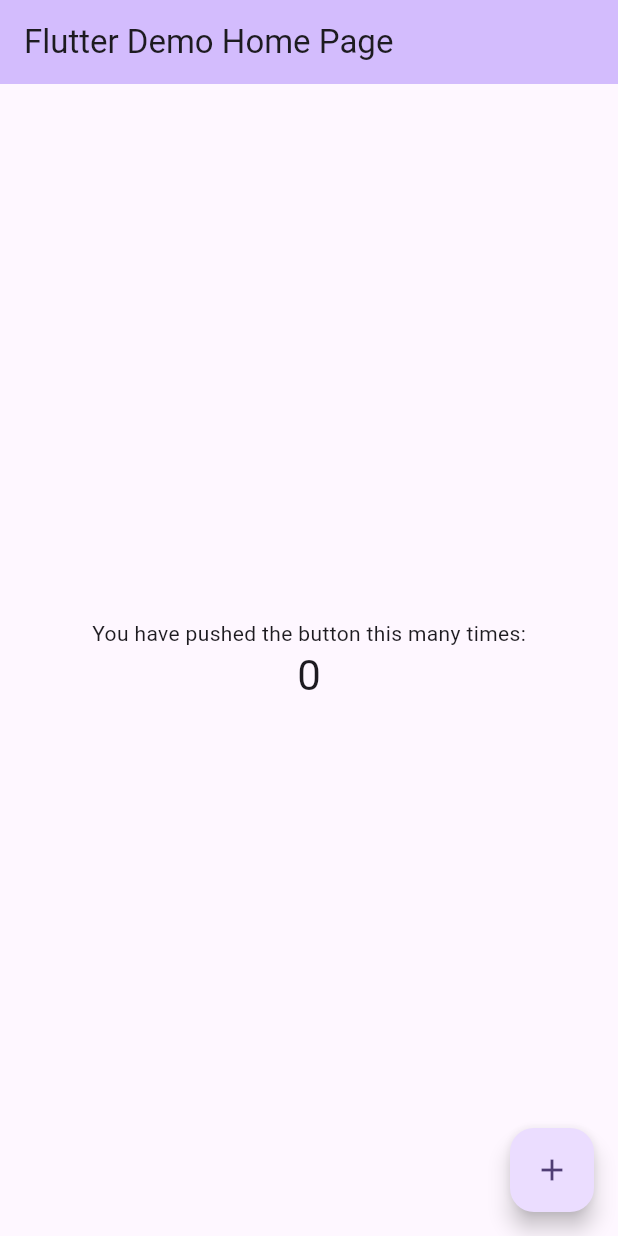
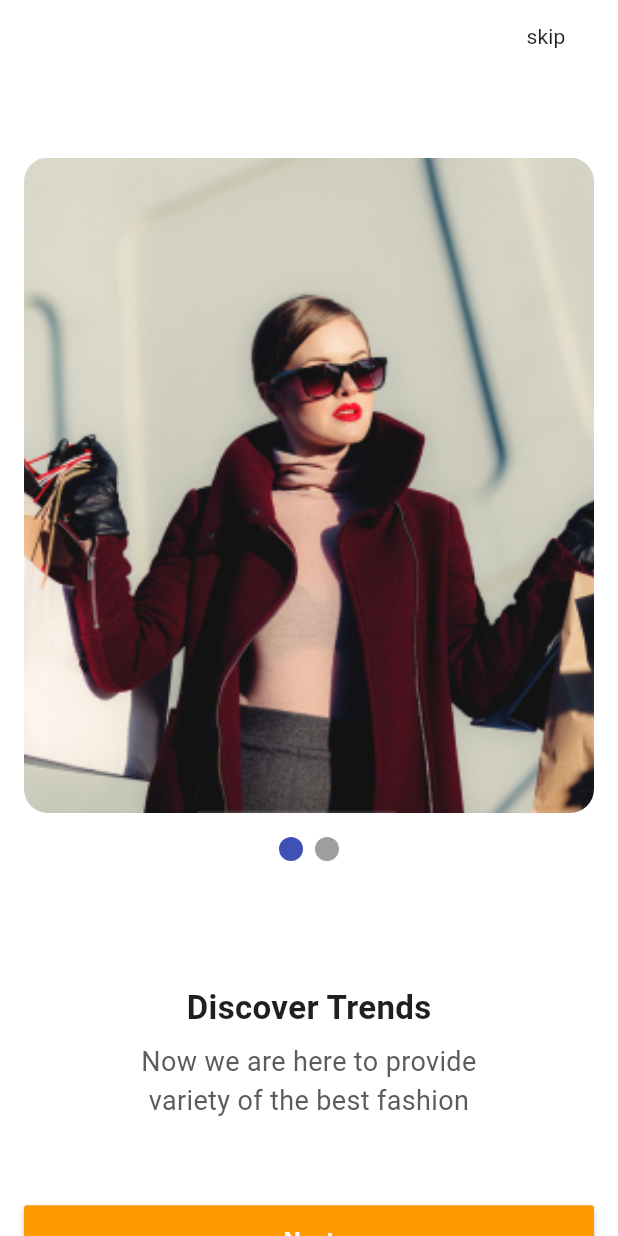
Before and after one commit to heba-6/shopping_app, a Flutter app: the screen it shows after launch, on a phone screen of 412 x 824 dp. Run offline on Flutter 3.47's test engine with Material 3 defaults, Android fonts, the phone set to English and light mode, and no system bars; drawn by our look-alikes of smooth_page_indicator.

Commit message:
finish onboording screen,skip logic and theme pending

```diff
--- a/analysis_options.yaml
+++ b/analysis_options.yaml
@@ -7,6 +7,15 @@
 
 # The following line activates a set of recommended lints for Flutter apps,
 # packages, and plugins designed to encourage good coding practices.
+analyzer:
+  exclude:
+    - build/**
+    - android/**
+    - ios/**
+    - web/**
+    - windows/**
+    - macos/**
+    - linux/**
 include: package:flutter_lints/flutter.yaml
 
 linter:
--- a/lib/features/onboarding/presentation/view/screens/onboarding_screen.dart
+++ b/lib/features/onboarding/presentation/view/screens/onboarding_screen.dart
@@ -0,0 +1,176 @@
+import 'package:flutter/material.dart';
+import 'package:shopping_app/features/onboarding/presentation/view/widgets/item_card.dart';
+import 'package:smooth_page_indicator/smooth_page_indicator.dart';
+
+class OnboardingScreen extends StatefulWidget {
+  const OnboardingScreen({super.key});
+
+  static const String routeName = "OnboardingScreen";
+
+  @override
+  State<OnboardingScreen> createState() => _OnboardingScreenState();
+}
+
+class _OnboardingScreenState extends State<OnboardingScreen> {
+  PageController controller = PageController();
+
+  int index = 0;
+
+  List<OnboardingData> onboardingList = dataOnboarding();
+
+  @override
+  Widget build(BuildContext context) {
+    return Scaffold(
+      backgroundColor: Colors.white,
+
+      body: SafeArea(
+        child: Padding(
+          padding: const EdgeInsets.symmetric(horizontal: 16),
+
+          child: Column(
+            children: [
+              // Skip / Arrow
+              SizedBox(
+                height: 70,
+                width: double.infinity,
+                child: Align(
+                  alignment: Alignment.topRight,
+                  child: index == 0
+                      ? TextButton(
+                          onPressed: () {
+                            // Skip logic
+                          },
+                          child: const Text(
+                            "skip",
+                            style: TextStyle(
+                              color: Color(0xff1F1F1F),
+                              fontSize: 14,
+                              fontWeight: FontWeight.w400,
+                            ),
+                          ),
+                        )
+                      : Align(
+                          alignment: Alignment.topLeft,
+                          child: IconButton(
+                            onPressed: () {
+                              controller.previousPage(
+                                duration: const Duration(milliseconds: 300),
+                                curve: Curves.easeInOut,
+                              );
+                            },
+                            icon: const Icon(
+                              Icons.arrow_back,
+                              color: Color(0xff212121),
+                              size: 21,
+                            ),
+                          ),
+                        ),
+                ),
+              ),
+
+              SizedBox(
+                height: 472,
+                child: PageView.builder(
+                  controller: controller,
+
+                  onPageChanged: (value) {
+                    setState(() {
+                      index = value;
+                    });
+                  },
+
+                  itemBuilder: (context, index) {
+                    return Padding(
+                      padding: const EdgeInsets.only(top: 35),
+
+                      child: ClipRRect(
+                        borderRadius: BorderRadius.circular(16),
+
+                        child: Image.asset(
+                          onboardingList[index].images,
+                          width: 472,
+                          height: 315,
+                          fit: BoxFit.cover,
+                        ),
+                      ),
+                    );
+                  },
+
+                  itemCount: onboardingList.length,
+                ),
+              ),
+
+              const SizedBox(height: 16),
+
+              SmoothPageIndicator(
+                controller: controller,
+                count: onboardingList.length,
+              ),
+
+              const SizedBox(height: 82),
+
+              Container(
+                margin: const EdgeInsets.symmetric(horizontal: 69),
+
+                child: Column(
+                  children: [
+                    Text(
+                      onboardingList[index].title,
+                      style: const TextStyle(
+                        fontSize: 22,
+                        fontWeight: FontWeight.w700,
+                        color: Color(0xff1F1F1F),
+                      ),
+                    ),
+                    const SizedBox(height: 8),
+
+                    Text(
+                      onboardingList[index].describtion,
+                      style: const TextStyle(
+                        fontSize: 18,
+                        fontWeight: FontWeight.w400,
+                        color: Color(0xff5C5C5C),
+                      ),
+                      textAlign: TextAlign.center,
+                    ),
+                  ],
+                ),
+              ),
+
+              SizedBox(height: 56),
+
+              SizedBox(
+                width: double.infinity,
+
+                child: MaterialButton(
+                  onPressed: () {
+                    controller.nextPage(
+                      duration: const Duration(milliseconds: 300),
+                      curve: Curves.easeInOut,
+                    );
+                  },
+
+                  color: Color(0xffFF9900),
+                  height: 24,
+
+                  child: Padding(
+                    padding: EdgeInsets.all(12.0),
+
+                    child: Text(
+                      onboardingList[index].textbtn,
+                      style: TextStyle(
+                        fontSize: 16,
+                        fontWeight: FontWeight.w600,
+                        color: Colors.white,
+                      ),
+                    ),
+                  ),
+                ),
+              ),
+            ],
+          ),
+        ),
+      ),
+    );
+  }
+}
--- a/lib/features/onboarding/presentation/view/widgets/item_card.dart
+++ b/lib/features/onboarding/presentation/view/widgets/item_card.dart
@@ -0,0 +1,32 @@
+import 'package:flutter/material.dart';
+
+class OnboardingData {
+  final String title;
+  final String describtion;
+  final String images;
+  final String textbtn;
+
+  OnboardingData({
+    required this.title,
+    required this.describtion,
+    required this.images,
+    required this.textbtn,
+  });
+}
+
+List<OnboardingData> dataOnboarding() {
+  return [
+    OnboardingData(
+      describtion: 'Now we are here to provide variety of the best fashion',
+      images: 'assets/images/Maskgroup.png',
+      title: 'Discover Trends',
+      textbtn: 'Next',
+    ),
+    OnboardingData(
+      describtion: 'Express your self through the art of the fashionism',
+      images: "assets/images/Frame61.png",
+      title: 'Latest out fit',
+      textbtn: 'Get started',
+    ),
+  ];
+}
--- a/lib/main.dart
+++ b/lib/main.dart
@@ -1,4 +1,5 @@
 import 'package:flutter/material.dart';
+import 'package:shopping_app/features/onboarding/presentation/view/screens/onboarding_screen.dart';
 
 void main() {
   runApp(const MyApp());
@@ -12,111 +13,8 @@ class MyApp extends StatelessWidget {
   Widget build(BuildContext context) {
     return MaterialApp(
       title: 'Flutter Demo',
-      theme: ThemeData(
-        // This is the theme of your application.
-        //
-        // TRY THIS: Try running your application with "flutter run". You'll see
-        // the application has a purple toolbar. Then, without quitting the app,
-        // try changing the seedColor in the colorScheme below to Colors.green
-        // and then invoke "hot reload" (save your changes or press the "hot
-        // reload" button in a Flutter-supported IDE, or press "r" if you used
-        // the command line to start the app).
-        //
-        // Notice that the counter didn't reset back to zero; the application
-        // state is not lost during the reload. To reset the state, use hot
-        // restart instead.
-        //
-        // This works for code too, not just values: Most code changes can be
-        // tested with just a hot reload.
-        colorScheme: .fromSeed(seedColor: Colors.deepPurple),
-      ),
-      home: const MyHomePage(title: 'Flutter Demo Home Page'),
+      home: OnboardingScreen(),
+      debugShowCheckedModeBanner: false,
     );
   }
 }
-
-class MyHomePage extends StatefulWidget {
-  const MyHomePage({super.key, required this.title});
-
-  // This widget is the home page of your application. It is stateful, meaning
-  // that it has a State object (defined below) that contains fields that affect
-  // how it looks.
-
-  // This class is the configuration for the state. It holds the values (in this
-  // case the title) provided by the parent (in this case the App widget) and
-  // used by the build method of the State. Fields in a Widget subclass are
-  // always marked "final".
-
-  final String title;
-
-  @override
-  State<MyHomePage> createState() => _MyHomePageState();
-}
-
-class _MyHomePageState extends State<MyHomePage> {
-  int _counter = 0;
-
-  void _incrementCounter() {
-    setState(() {
-      // This call to setState tells the Flutter framework that something has
-      // changed in this State, which causes it to rerun the build method below
-      // so that the display can reflect the updated values. If we changed
-      // _counter without calling setState(), then the build method would not be
-      // called again, and so nothing would appear to happen.
-      _counter++;
-    });
-  }
-
-  @override
-  Widget build(BuildContext context) {
-    // This method is rerun every time setState is called, for instance as done
-    // by the _incrementCounter method above.
-    //
-    // The Flutter framework has been optimized to make rerunning build methods
-    // fast, so that you can just rebuild anything that needs updating rather
-    // than having to individually change instances of widgets.
-    return Scaffold(
-      appBar: AppBar(
-        // TRY THIS: Try changing the color here to a specific color (to
-        // Colors.amber, perhaps?) and trigger a hot reload to see the AppBar
-        // change color while the other colors stay the same.
-        backgroundColor: Theme.of(context).colorScheme.inversePrimary,
-        // Here we take the value from the MyHomePage object that was created by
-        // the App.build method, and use it to set our appbar title.
-        title: Text(widget.title),
-      ),
-      body: Center(
-        // Center is a layout widget. It takes a single child and positions it
-        // in the middle of the parent.
-        child: Column(
-          // Column is also a layout widget. It takes a list of children and
-          // arranges them vertically. By default, it sizes itself to fit its
-          // children horizontally, and tries to be as tall as its parent.
-          //
-          // Column has various properties to control how it sizes itself and
-          // how it positions its children. Here we use mainAxisAlignment to
-          // center the children vertically; the main axis here is the vertical
-          // axis because Columns are vertical (the cross axis would be
-          // horizontal).
-          //
-          // TRY THIS: Invoke "debug painting" (choose the "Toggle Debug Paint"
-          // action in the IDE, or press "p" in the console), to see the
-          // wireframe for each widget.
-          mainAxisAlignment: .center,
-          children: [
-            const Text('You have pushed the button this many times:'),
-            Text(
-              '$_counter',
-              style: Theme.of(context).textTheme.headlineMedium,
-            ),
-          ],
-        ),
-      ),
-      floatingActionButton: FloatingActionButton(
-        onPressed: _incrementCounter,
-        tooltip: 'Increment',
-        child: const Icon(Icons.add),
-      ),
-    );
-  }
-}
```
Also changed, not shown: pubspec.yaml (+4 -3 lines), assets/images/Frame61.png (added), assets/images/Maskgroup.png (added), pubspec.lock.
